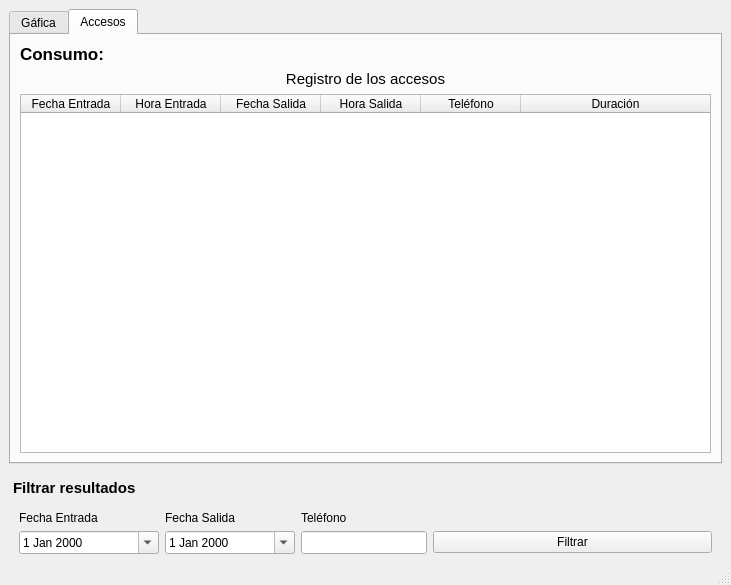
Qt form src/Visual/UI/Main.ui (JuanDaniel/AccountEnet) before a commit.
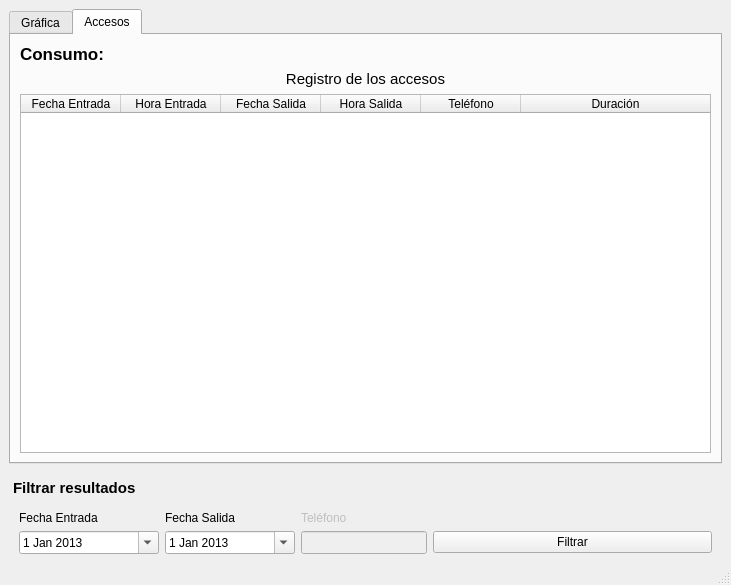
The same form after that commit.

What changed in the file:
```diff
--- a/src/Visual/UI/Main.ui
+++ b/src/Visual/UI/Main.ui
@@ -28,7 +28,7 @@
       </property>
       <widget class="QWidget" name="tab">
        <attribute name="title">
-        <string>Gáfica</string>
+        <string>Gráfica</string>
        </attribute>
        <attribute name="toolTip">
         <string>Gráfica de consumo</string>
@@ -144,12 +144,18 @@
       </property>
       <item row="3" column="2">
        <widget class="QLineEdit" name="lineEdit">
+        <property name="enabled">
+         <bool>false</bool>
+        </property>
         <property name="maximumSize">
          <size>
           <width>126</width>
           <height>25</height>
          </size>
         </property>
+        <property name="toolTip">
+         <string>Filtrar teléfono</string>
+        </property>
        </widget>
       </item>
       <item row="0" column="1">
@@ -167,6 +173,9 @@
       </item>
       <item row="0" column="2">
        <widget class="QLabel" name="label_6">
+        <property name="enabled">
+         <bool>false</bool>
+        </property>
         <property name="maximumSize">
          <size>
           <width>126</width>
@@ -186,6 +195,16 @@
           <height>0</height>
          </size>
         </property>
+        <property name="toolTip">
+         <string>Filtrar fecha</string>
+        </property>
+        <property name="minimumDate">
+         <date>
+          <year>2013</year>
+          <month>1</month>
+          <day>1</day>
+         </date>
+        </property>
         <property name="calendarPopup">
          <bool>true</bool>
         </property>
@@ -199,6 +218,16 @@
           <height>0</height>
          </size>
         </property>
+        <property name="toolTip">
+         <string>Filtrar fecha</string>
+        </property>
+        <property name="minimumDate">
+         <date>
+          <year>2013</year>
+          <month>1</month>
+          <day>1</day>
+         </date>
+        </property>
         <property name="calendarPopup">
          <bool>true</bool>
         </property>
```
